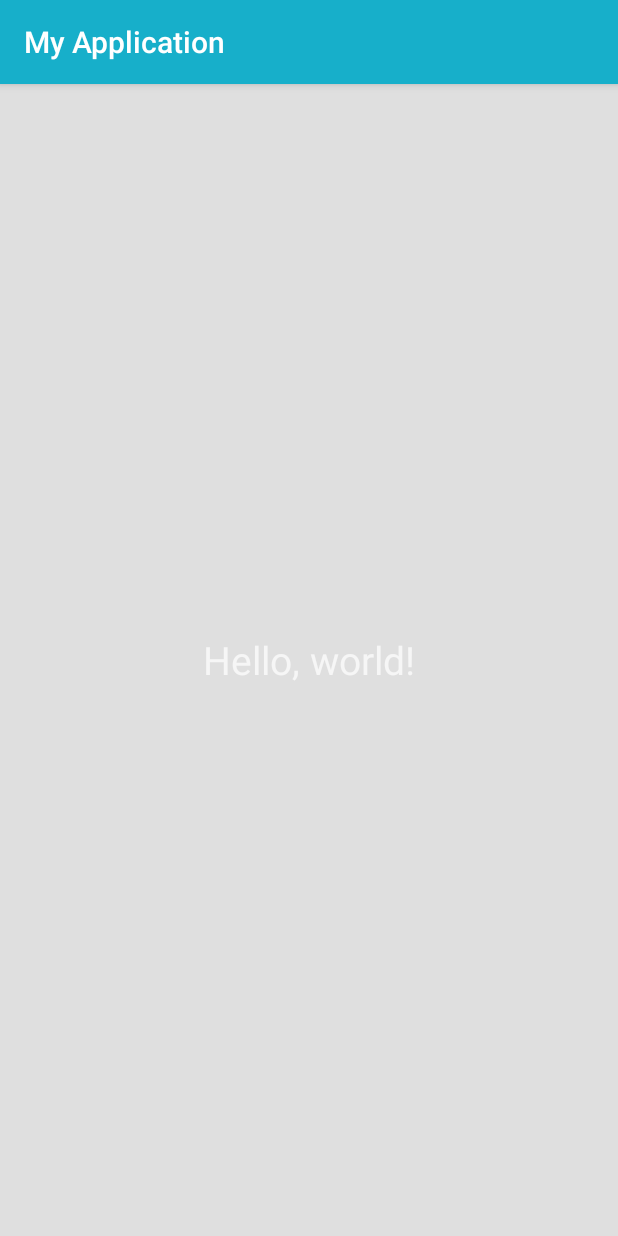
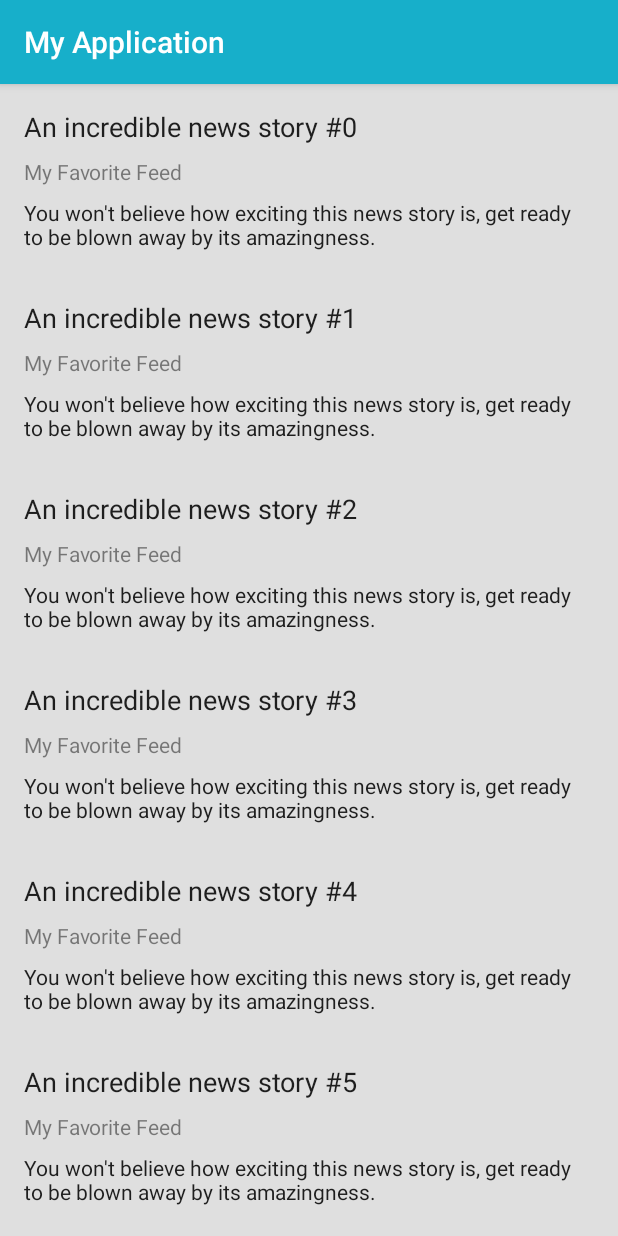
Before and after one commit to pykennedy/brushingOffTheDust, an Android app: the screen it shows after launch (BloclyActivity), on a phone screen of 412 x 824 dp. Run offline under Robolectric (Android 15) with nearby library versions, the phone set to English and light mode, and no system bars.

Commit message:
checkpoint35

```diff
--- a/app/build.gradle
+++ b/app/build.gradle
@@ -20,10 +20,11 @@ android {
 }
 
 dependencies {
-    compile fileTree(dir: 'libs', include: ['*.jar'])
+    compile fileTree(include: ['*.jar'], dir: 'libs')
     androidTestCompile('com.android.support.test.espresso:espresso-core:2.2.2', {
         exclude group: 'com.android.support', module: 'support-annotations'
     })
     compile 'com.android.support:appcompat-v7:26.+'
     testCompile 'junit:junit:4.12'
+    compile 'com.android.support:recyclerview-v7:26.0.0-alpha1'
 }
--- a/app/src/main/AndroidManifest.xml
+++ b/app/src/main/AndroidManifest.xml
@@ -1,6 +1,6 @@
 <manifest xmlns:android="http://schemas.android.com/apk/res/android"
 
-    package="pyk.myapplication">
+          package="pyk.myapplication">
 
     <application
         android:name=".BloclyApplication"
--- a/app/src/main/java/pyk/myapplication/api/DataSource.java
+++ b/app/src/main/java/pyk/myapplication/api/DataSource.java
@@ -28,7 +28,8 @@ public class DataSource {
   void createFakeData() {
     feeds.add(new RssFeed("My Favorite Feed",
                           "This feed is just incredible, I can't even begin to tell you…",
-                          "http://favoritefeed.net", "http://feeds.feedburner.com/favorite_feed?format=xml"));
+                          "http://favoritefeed.net",
+                          "http://feeds.feedburner.com/favorite_feed?format=xml"));
     for (int i = 0; i < 10; i++) {
       items.add(new RssItem(String.valueOf(i),
                             "An incredible news story #" + i,
--- a/app/src/main/java/pyk/myapplication/ui/activity/BloclyActivity.java
+++ b/app/src/main/java/pyk/myapplication/ui/activity/BloclyActivity.java
@@ -2,19 +2,26 @@ package pyk.myapplication.ui.activity;
 
 import android.app.Activity;
 import android.os.Bundle;
-import android.widget.Toast;
+import android.support.v7.widget.DefaultItemAnimator;
+import android.support.v7.widget.LinearLayoutManager;
+import android.support.v7.widget.RecyclerView;
 
-import pyk.myapplication.BloclyApplication;
 import pyk.myapplication.R;
+import pyk.myapplication.ui.adapter.ItemAdapter;
 
 public class BloclyActivity extends Activity {
+  private ItemAdapter itemAdapter;
+
   @Override
   protected void onCreate(Bundle savedInstanceState) {
     super.onCreate(savedInstanceState);
     setContentView(R.layout.activity_blocly);
-    Toast.makeText(this,
-                   BloclyApplication.getSharedDataSource().getFeeds().get(0).getTitle(),
-                   Toast.LENGTH_LONG).show();
+
+    itemAdapter = new ItemAdapter();
+
+    RecyclerView recyclerView = (RecyclerView) findViewById(R.id.rv_activity_blocly);
+    recyclerView.setLayoutManager(new LinearLayoutManager(this));
+    recyclerView.setItemAnimator(new DefaultItemAnimator());
+    recyclerView.setAdapter(itemAdapter);
   }
-
 }
--- /dev/null
+++ b/app/src/main/java/pyk/myapplication/ui/adapter/ItemAdapter.java
@@ -0,0 +1,54 @@
+package pyk.myapplication.ui.adapter;
+
+import android.support.v7.widget.RecyclerView;
+import android.view.LayoutInflater;
+import android.view.View;
+import android.view.ViewGroup;
+import android.widget.TextView;
+
+import pyk.myapplication.BloclyApplication;
+import pyk.myapplication.R;
+import pyk.myapplication.api.DataSource;
+import pyk.myapplication.api.model.RssFeed;
+import pyk.myapplication.api.model.RssItem;
+
+public class ItemAdapter extends RecyclerView.Adapter<ItemAdapter.ItemAdapterViewHolder> {
+
+  @Override
+  public ItemAdapterViewHolder onCreateViewHolder(ViewGroup viewGroup, int index) {
+    View inflate = LayoutInflater.from(viewGroup.getContext()).inflate(R.layout.rss_item, viewGroup,
+                                                                       false);
+    return new ItemAdapterViewHolder(inflate);
+  }
+
+  @Override
+  public void onBindViewHolder(ItemAdapterViewHolder itemAdapterViewHolder, int index) {
+    DataSource sharedDataSource = BloclyApplication.getSharedDataSource();
+    itemAdapterViewHolder.update(sharedDataSource.getFeeds().get(0),
+                                 sharedDataSource.getItems().get(index));
+  }
+
+  @Override
+  public int getItemCount() {
+    return BloclyApplication.getSharedDataSource().getItems().size();
+  }
+
+  class ItemAdapterViewHolder extends RecyclerView.ViewHolder {
+    TextView title;
+    TextView feed;
+    TextView content;
+
+    public ItemAdapterViewHolder(View itemView) {
+      super(itemView);
+      title = (TextView) itemView.findViewById(R.id.tv_rss_item_title);
+      feed = (TextView) itemView.findViewById(R.id.tv_rss_item_feed_title);
+      content = (TextView) itemView.findViewById(R.id.tv_rss_item_content);
+    }
+
+    void update(RssFeed rssFeed, RssItem rssItem) {
+      feed.setText(rssFeed.getTitle());
+      title.setText(rssItem.getTitle());
+      content.setText(rssItem.getDescription());
+    }
+  }
+}
--- a/app/src/main/res/layout/activity_blocly.xml
+++ b/app/src/main/res/layout/activity_blocly.xml
@@ -1,14 +1,12 @@
 <?xml version="1.0" encoding="utf-8"?>
 <LinearLayout xmlns:android="http://schemas.android.com/apk/res/android"
-    android:orientation="vertical" android:layout_width="match_parent"
-    android:layout_height="match_parent">
+              android:orientation="vertical"
+              android:layout_width="match_parent"
+              android:layout_height="match_parent">
 
-    <TextView
-        android:layout_width="wrap_content"
-        android:layout_height="match_parent"
-        android:text="Hello, world!"
-        android:textSize="26sp"
-        android:gravity="center"
-        android:layout_gravity="center"/>
+    <android.support.v7.widget.RecyclerView
+        android:id="@+id/rv_activity_blocly"
+        android:layout_width="match_parent"
+        android:layout_height="match_parent"/>
 
 </LinearLayout>
--- /dev/null
+++ b/app/src/main/res/layout/rss_item.xml
@@ -0,0 +1,36 @@
+<?xml version="1.0" encoding="utf-8"?>
+<RelativeLayout xmlns:android="http://schemas.android.com/apk/res/android"
+                android:layout_width="match_parent"
+                android:layout_height="wrap_content"
+                android:padding="16dp">
+
+    <TextView
+        android:id="@+id/tv_rss_item_title"
+        android:layout_width="match_parent"
+        android:layout_height="wrap_content"
+        android:text="New York Attacked By Giant Squid"
+        android:textColor="@color/text_primary"
+        android:textSize="18sp"/>
+
+    <TextView
+        android:id="@+id/tv_rss_item_feed_title"
+        android:layout_width="match_parent"
+        android:layout_height="wrap_content"
+        android:layout_below="@+id/tv_rss_item_title"
+        android:layout_marginTop="8dp"
+        android:singleLine="true"
+        android:text="New York Times"
+        android:textColor="@color/text_secondary"
+        android:textSize="14sp"/>
+
+    <TextView
+        android:id="@+id/tv_rss_item_content"
+        android:layout_width="match_parent"
+        android:layout_height="wrap_content"
+        android:layout_below="@+id/tv_rss_item_feed_title"
+        android:layout_marginTop="8dp"
+        android:text="A giant squid appeared abruptly today in lower Manhattan. The squid appeared peaceful at first but violence quickly escalated after a tourist attempted to have their photo taken with the \'big city octopus\'."
+        android:textColor="@color/text_primary"
+        android:textSize="14sp"/>
+
+</RelativeLayout>
```
Also changed, not shown: app/src/main/java/pyk/myapplication/api/model/RssItem.java (+7 -7 lines), 2 other files.
